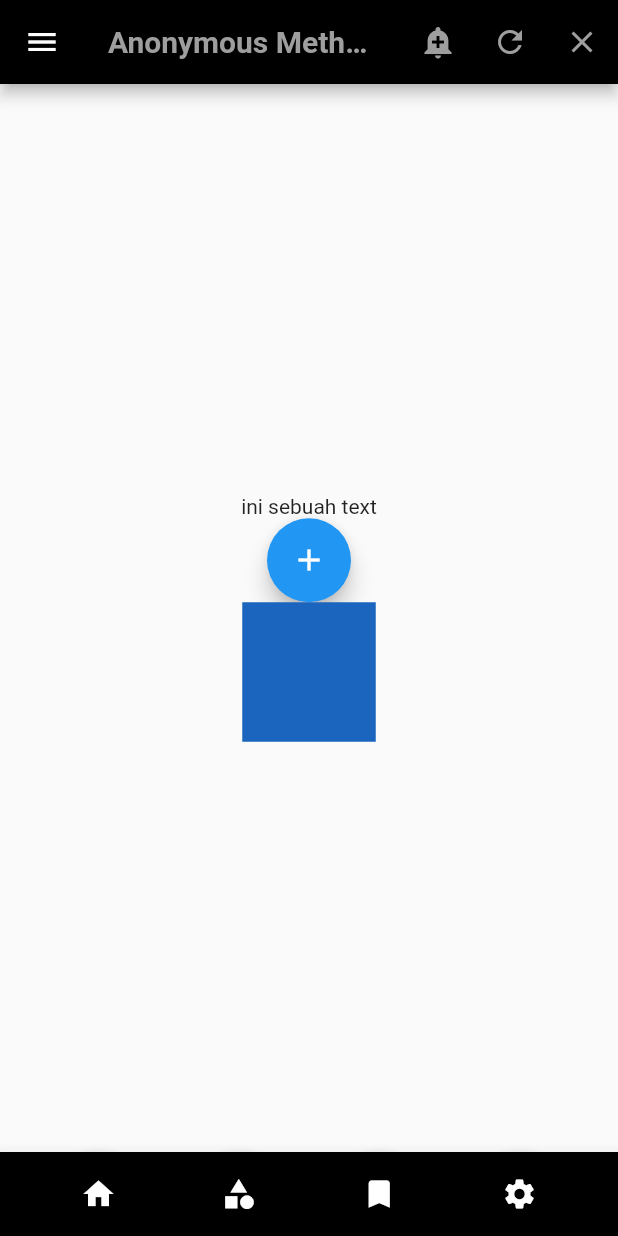
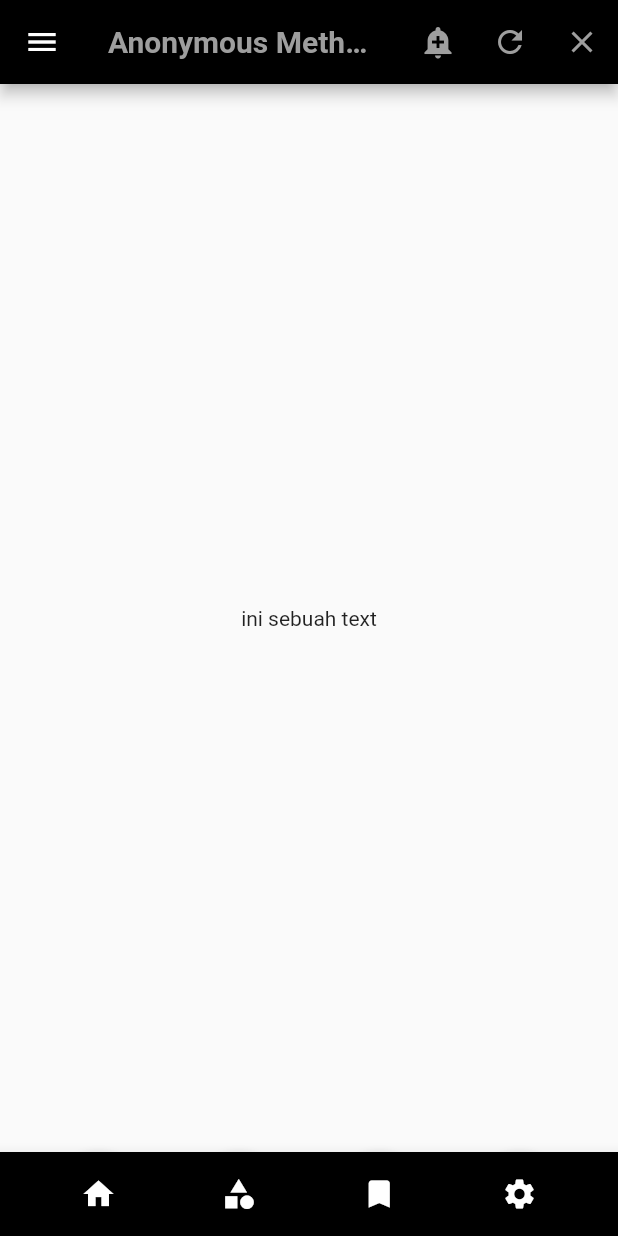
Before and after one commit to zahinaqthar/millionfact, a Flutter app: the screen it shows after launch, on a phone screen of 412 x 824 dp. Run offline on Flutter 3.47's test engine with Material 2 defaults, Android fonts, the phone set to English and light mode, and no system bars.

```diff
--- a/lib/main.dart
+++ b/lib/main.dart
@@ -42,12 +42,7 @@ class _MyWidgetState extends State<MyApp> {
               tooltip: "show SnackBar",
             ),
             IconButton(
-              onPressed: () {
-                setState(() {
-                  textmsg = "Silakan Tekan Tombol Di bawah";
-                  count = 1;
-                });
-              },
+              onPressed: () {},
               color: Colors.grey,
               icon: const Icon(Icons.refresh),
               tooltip: "Refresh",
@@ -65,26 +60,6 @@ class _MyWidgetState extends State<MyApp> {
           mainAxisAlignment: MainAxisAlignment.center,
           children: <Widget>[
             Text(textmsg),
-            FloatingActionButton(
-                child: Icon(Icons.add),
-                onPressed: () {
-                  setState(() {
-                    textmsg = "Tombol sudah ditekan $count kali";
-                    count++;
-                  });
-                }),
-            GestureDetector(
-              onTap: () {
-                setState(() {});
-              },
-              child: AnimatedContainer(
-                color: Color.fromARGB(255, random.nextInt(256),
-                    random.nextInt(256), random.nextInt(256)),
-                duration: Duration(seconds: 1),
-                width: random.nextInt(101) + 50,
-                height: random.nextInt(101) + 50,
-              ),
-            ),
           ],
         )),
         bottomNavigationBar: BottomAppBar(
```
